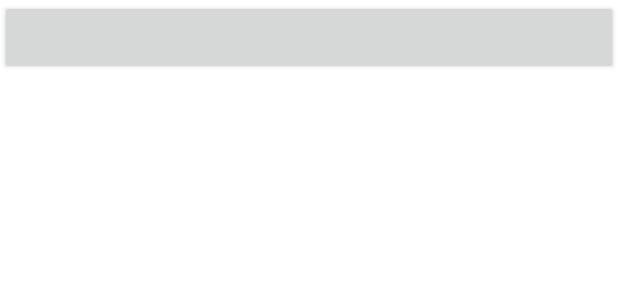
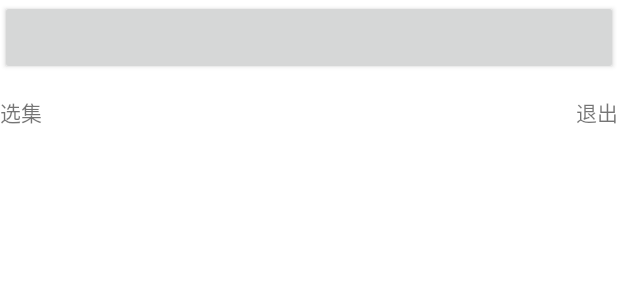
Before and after one commit to FTExplore/SeriesChooserTableFragment, an Android app: the layout activity_main.xml on its own in the app's theme, with its tools: preview values and no code run, on a phone screen of 412 x 824 dp. Shown: the top 300 px of the screen. Run offline under Robolectric (Android 15) with nearby library versions, the phone set to English and light mode, and no system bars.

```diff
--- a/app/src/main/res/layout/activity_main.xml
+++ b/app/src/main/res/layout/activity_main.xml
@@ -4,8 +4,8 @@
     android:id="@+id/activity_main"
     android:layout_width="match_parent"
     android:layout_height="match_parent"
+    android:background="#FFFFFF"
     android:orientation="vertical"
-    android:background="#FFFFFF"
     tools:context="com.example.administrator.myapplication.MainActivity">
 
     <Button
@@ -13,10 +13,36 @@
         android:layout_height="50dp"
         android:onClick="go" />
 
-    <FrameLayout
-        android:id="@+id/fl"
+
+    <LinearLayout
         android:layout_width="match_parent"
-        android:layout_height="match_parent" />
+        android:layout_height="match_parent"
+        android:orientation="vertical">
+
+        <RelativeLayout
+            android:layout_width="match_parent"
+            android:layout_height="50dp">
+
+            <TextView
+                android:layout_width="wrap_content"
+                android:layout_height="match_parent"
+                android:gravity="center"
+                android:text="选集" />
+
+            <TextView
+                android:layout_width="wrap_content"
+                android:layout_height="match_parent"
+                android:layout_alignParentRight="true"
+                android:gravity="center"
+                android:text="退出" />
+
+        </RelativeLayout>
+
+        <FrameLayout
+            android:id="@+id/fl"
+            android:layout_width="match_parent"
+            android:layout_height="match_parent" />
+    </LinearLayout>
 
 
 </LinearLayout>
--- a/app/src/main/res/layout/selector.xml
+++ b/app/src/main/res/layout/selector.xml
@@ -15,7 +15,7 @@
             android:id="@+id/tablayout"
             android:layout_width="match_parent"
             android:layout_height="50dp"
-            app:layout_scrollFlags="scroll|enterAlways"
+            app:layout_scrollFlags="scroll"
             app:tabIndicatorColor="#69B87E"
             app:tabMode="scrollable"
             app:tabSelectedTextColor="#69B87E"
```
